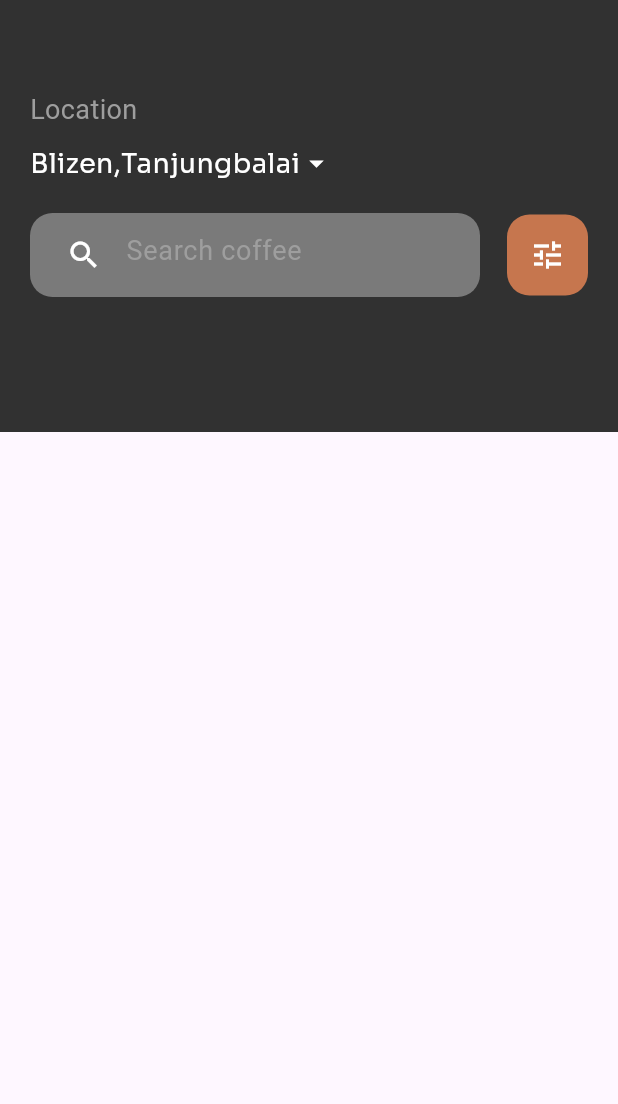
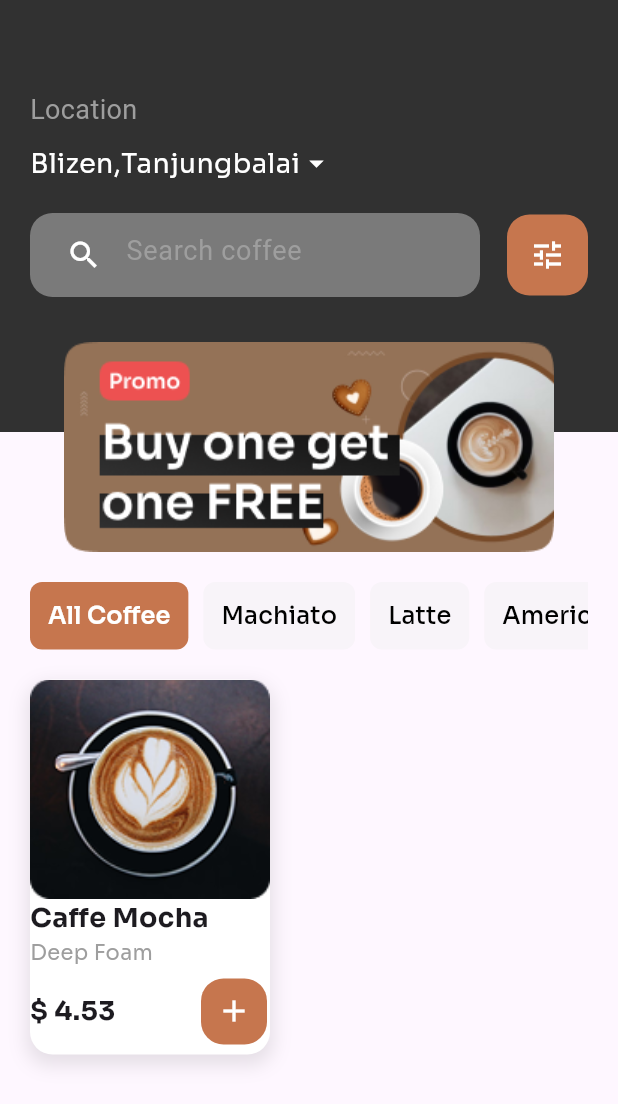
Before and after one commit to OwaisRaza1941/Coffee-App, a Flutter app: the screen it shows after launch, after a tap on "Get Started", on a phone screen of 412 x 824 dp. Shown: the top 1104 px of the screen. Run offline on Flutter 3.47's test engine with Material 3 defaults, Android fonts, the phone set to English and light mode, and no system bars; our stand-ins replace get, google_fonts.

Commit message:
OnBoarding Screen With Home Screen

```diff
--- /dev/null
+++ b/lib/app/components/search_bar.dart
@@ -0,0 +1,25 @@
+import 'package:flutter/material.dart';
+
+Container searchBar() {
+  return Container(
+    width: 300,
+    height: 56,
+    padding: EdgeInsets.symmetric(horizontal: 12, vertical: 12),
+    decoration: BoxDecoration(
+      color: Color.fromARGB(255, 122, 122, 122),
+      borderRadius: BorderRadius.circular(15),
+    ),
+    child: TextField(
+      style: TextStyle(color: Colors.white),
+      cursorColor: Colors.white,
+      decoration: InputDecoration(
+        prefixIcon: Icon(Icons.search, color: Colors.white),
+        hintText: 'Search coffee',
+        hintStyle: TextStyle(fontSize: 18, color: Colors.grey),
+        border: InputBorder.none,
+        enabledBorder: InputBorder.none,
+        focusedBorder: InputBorder.none,
+      ),
+    ),
+  );
+}
--- a/lib/app/constants/styles.dart
+++ b/lib/app/constants/styles.dart
@@ -7,4 +7,9 @@ class Styles {
     fontSize: 30,
     fontWeight: FontWeight.w500,
   );
+
+  static final homeBannerText = GoogleFonts.sora(
+    fontSize: 18,
+    color: Colors.white,
+  );
 }
--- /dev/null
+++ b/lib/app/models/product_model.dart
@@ -0,0 +1,15 @@
+class ProductModel {
+  String imagePath;
+  int startRating;
+  String productName;
+  String productLable;
+  double price;
+
+  ProductModel({
+    required this.imagePath,
+    required this.startRating,
+    required this.productName,
+    required this.price,
+    required this.productLable,
+  });
+}
--- /dev/null
+++ b/lib/app/screens/home_screen.dart
@@ -0,0 +1,98 @@
+import 'package:coffee_app/app/constants/colors.dart';
+import 'package:coffee_app/app/screens/widgets/coffee_category_buttons.dart';
+import 'package:coffee_app/app/screens/widgets/home_header.dart';
+import 'package:coffee_app/app/screens/widgets/icon_button.dart';
+import 'package:flutter/material.dart';
+import 'package:google_fonts/google_fonts.dart';
+
+class HomeScreen extends StatelessWidget {
+  const HomeScreen({super.key});
+
+  @override
+  Widget build(BuildContext context) {
+    return Scaffold(
+      body: SingleChildScrollView(
+        child: Column(
+          crossAxisAlignment: CrossAxisAlignment.start,
+          children: [
+            HomeHeader(),
+            SizedBox(height: 50),
+            Padding(
+              padding: EdgeInsets.only(left: 20, right: 20, top: 50),
+              child: Column(
+                crossAxisAlignment: CrossAxisAlignment.start,
+                children: [
+                  CoffeeCategoryButtons(),
+                  SizedBox(height: 20),
+
+                  Container(
+                    width: 160,
+                    height: 250,
+                    decoration: BoxDecoration(
+                      color: Colors.white,
+                      borderRadius: BorderRadius.circular(15),
+                      boxShadow: [
+                        BoxShadow(
+                          color: Colors.black.withOpacity(0.1), // light shadow
+                          blurRadius: 10, // soft blur
+                          spreadRadius: 2, // little spread
+                          offset: Offset(
+                            0,
+                            5,
+                          ), // vertical shadow below container
+                        ),
+                      ],
+                    ),
+                    child: Column(
+                      crossAxisAlignment: CrossAxisAlignment.start,
+                      children: [
+                        Image.asset(
+                          'assets/images/caffe_mocha.png',
+                          width: 160,
+                          fit: BoxFit.contain,
+                        ),
+                        Text(
+                          'Caffe Mocha',
+                          style: GoogleFonts.sora(
+                            fontSize: 18,
+                            fontWeight: FontWeight.bold,
+                          ),
+                        ),
+                        Text(
+                          'Deep Foam',
+                          style: GoogleFonts.sora(color: Colors.grey),
+                        ),
+                        SizedBox(height: 5),
+                        Row(
+                          mainAxisAlignment: MainAxisAlignment.spaceBetween,
+                          children: [
+                            Text(
+                              '\$ 4.53',
+                              style: GoogleFonts.sora(
+                                fontSize: 18,
+                                fontWeight: FontWeight.bold,
+                              ),
+                            ),
+
+                            IconButtonCustom(
+                              icon: Icon(Icons.add),
+                              forgroundColor: Colors.white,
+                              backgroundColor: AppColors.buttonAndIconColor,
+                              padding: 10,
+                              borderRaduis: 3,
+                              voidCallback: () {},
+                            ),
+                          ],
+                        ),
+                      ],
+                    ),
+                  ),
+                ],
+              ),
+            ),
+          ],
+        ),
+      ),
+    );
+  }
+}
--- a/lib/app/screens/onboarding_screen.dart
+++ b/lib/app/screens/onboarding_screen.dart
@@ -1,6 +1,6 @@
 import 'package:coffee_app/app/constants/styles.dart';
-import 'package:coffee_app/app/screens/widgets/custom_button.dart';
-import 'package:coffee_app/app/screens/widgets/home_screen.dart';
+import 'package:coffee_app/app/screens/home_screen.dart';
+import 'package:coffee_app/app/screens/widgets/elevated_button.dart';
 import 'package:flutter/material.dart';
 import 'package:get/get.dart';
 import 'package:google_fonts/google_fonts.dart';
@@ -46,7 +46,7 @@ class OnBoardingScreen extends StatelessWidget {
 
           Padding(
             padding: EdgeInsets.symmetric(horizontal: 20),
-            child: CustomButton(
+            child: ElevatedButtonCustom(
               buttonText: 'Get Started',
               widht: double.infinity,
               height: 56,
--- /dev/null
+++ b/lib/app/screens/widgets/coffee_category_buttons.dart
@@ -0,0 +1,62 @@
+import 'package:flutter/material.dart';
+import 'package:google_fonts/google_fonts.dart';
+import 'package:coffee_app/app/constants/colors.dart';
+
+class CoffeeCategoryButtons extends StatefulWidget {
+  const CoffeeCategoryButtons({super.key});
+
+  @override
+  State<CoffeeCategoryButtons> createState() => _CoffeeCategoryButtonsState();
+}
+
+class _CoffeeCategoryButtonsState extends State<CoffeeCategoryButtons> {
+  int selectedIndex = 0;
+
+  List<String> categories = ["All Coffee", "Machiato", "Latte", "America"];
+
+  @override
+  Widget build(BuildContext context) {
+    return SizedBox(
+      height: 45,
+      child: ListView.builder(
+        scrollDirection: Axis.horizontal,
+        itemCount: categories.length,
+        itemBuilder: (context, index) {
+          bool isSelected = selectedIndex == index;
+
+          return Padding(
+            padding: EdgeInsets.only(right: 10),
+            child: TextButton(
+              style: TextButton.styleFrom(
+                backgroundColor: isSelected
+                    ? AppColors
+                          .buttonAndIconColor // ✅ Selected
+                    : Color(
+                        0xFFEDEDED,
+                      ).withOpacity(0.35), // ✅ Light Grey (Unselected)
+
+                foregroundColor: Colors.white,
+                shape: RoundedRectangleBorder(
+                  borderRadius: BorderRadius.circular(8),
+                ),
+              ),
+              onPressed: () {
+                setState(() {
+                  selectedIndex = index; // ✅ Update selection
+                });
+              },
+              child: Text(
+                categories[index],
+                style: GoogleFonts.sora(
+                  fontSize: 16,
+                  fontWeight: isSelected ? FontWeight.w600 : null,
+                  color: isSelected ? Colors.white : Colors.black,
+                ),
+              ),
+            ),
+          );
+        },
+      ),
+    );
+  }
+}
--- a/lib/app/screens/widgets/custom_button.dart
+++ b/lib/app/screens/widgets/elevated_button.dart
@@ -1,13 +1,13 @@
 import 'package:coffee_app/app/constants/colors.dart';
 import 'package:flutter/material.dart';
 
-class CustomButton extends StatelessWidget {
+class ElevatedButtonCustom extends StatelessWidget {
   final String buttonText;
   final double widht;
   final double height;
   final VoidCallback voidCallback;
 
-  const CustomButton({
+  const ElevatedButtonCustom({
     required this.buttonText,
     required this.widht,
     required this.height,
--- /dev/null
+++ b/lib/app/screens/widgets/home_header.dart
@@ -0,0 +1,62 @@
+import 'package:coffee_app/app/components/search_bar.dart';
+import 'package:coffee_app/app/constants/colors.dart';
+import 'package:coffee_app/app/constants/styles.dart';
+import 'package:coffee_app/app/screens/widgets/icon_button.dart';
+import 'package:flutter/material.dart';
+
+class HomeHeader extends StatelessWidget {
+  const HomeHeader({super.key});
+
+  @override
+  Widget build(BuildContext context) {
+    return Stack(
+      clipBehavior: Clip.none,
+      alignment: Alignment.bottomCenter,
+      children: [
+        Container(
+          padding: EdgeInsets.only(top: 60, left: 20, right: 20),
+          width: double.infinity,
+          height: 288,
+          decoration: BoxDecoration(color: AppColors.darkGrey),
+          child: Column(
+            crossAxisAlignment: CrossAxisAlignment.start,
+            children: [
+              Text(
+                "Location",
+                style: TextStyle(fontSize: 18, color: Colors.grey),
+              ),
+              SizedBox(height: 10),
+              Row(
+                children: [
+                  Text("Blizen,", style: Styles.homeBannerText),
+                  Text("Tanjungbalai", style: Styles.homeBannerText),
+                  Icon(Icons.arrow_drop_down, size: 22, color: Colors.white),
+                ],
+              ),
+              SizedBox(height: 20),
+              Row(
+                mainAxisAlignment: MainAxisAlignment.spaceBetween,
+                children: [
+                  searchBar(),
+                  IconButtonCustom(
+                    icon: Icon(Icons.tune),
+                    forgroundColor: Colors.white,
+                    backgroundColor: AppColors.buttonAndIconColor,
+                    borderRaduis: 15,
+                    padding: 15,
+                    voidCallback: () {},
+                  ),
+                ],
+              ),
+            ],
+          ),
+        ),
+
+        Positioned(
+          bottom: -80,
+          child: Image.asset('assets/images/Banner.png', fit: BoxFit.contain),
+        ),
+      ],
+    );
+  }
+}
--- a/lib/app/screens/widgets/home_screen.dart
+++ /dev/null
@@ -1,108 +0,0 @@
-import 'package:coffee_app/app/constants/colors.dart';
-import 'package:flutter/material.dart';
-import 'package:google_fonts/google_fonts.dart';
-
-class HomeScreen extends StatelessWidget {
-  const HomeScreen({super.key});
-
-  @override
-  Widget build(BuildContext context) {
-    return Scaffold(
-      body: SingleChildScrollView(
-        child: Column(
-          crossAxisAlignment: CrossAxisAlignment.start,
-          children: [
-            Container(
-              padding: EdgeInsets.only(top: 60, left: 20, right: 20),
-              width: double.infinity,
-              height: 288,
-              decoration: BoxDecoration(color: AppColors.darkGrey),
-              child: Column(
-                crossAxisAlignment: CrossAxisAlignment.start,
-                children: [
-                  Text(
-                    "Location",
-                    style: TextStyle(fontSize: 18, color: Colors.grey),
-                  ),
-
-                  SizedBox(height: 10),
-                  Row(
-                    children: [
-                      Text(
-                        "Blizen,",
-                        style: GoogleFonts.sora(
-                          fontSize: 18,
-                          color: Colors.white,
-                        ),
-                      ),
-                      Text(
-                        "Tanjungbalai",
-                        style: GoogleFonts.sora(
-                          fontSize: 18,
-                          color: Colors.white,
-                        ),
-                      ),
-
-                      Icon(
-                        Icons.arrow_drop_down,
-                        size: 22,
-                        color: Colors.white,
-                      ),
-                    ],
-                  ),
-
-                  SizedBox(height: 20),
-
-                  Row(
-                    mainAxisAlignment: MainAxisAlignment.spaceBetween,
-                    children: [
-                      Container(
-                        width: 300,
-                        height: 56,
-                        padding: EdgeInsets.symmetric(
-                          horizontal: 12,
-                          vertical: 12,
-                        ),
-                        decoration: BoxDecoration(
-                          color: Color.fromARGB(255, 122, 122, 122),
-                          borderRadius: BorderRadius.circular(15),
-                        ),
-                        child: TextField(
-                          style: TextStyle(color: Colors.white),
-                          cursorColor: Colors.white,
-                          decoration: InputDecoration(
-                            prefixIcon: Icon(Icons.search, color: Colors.white),
-                            hintText: 'Search coffee',
-                            hintStyle: TextStyle(
-                              fontSize: 18,
-                              color: Colors.grey,
-                            ),
-                            border: InputBorder.none,
-                            enabledBorder: InputBorder.none,
-                            focusedBorder: InputBorder.none,
-                          ),
-                        ),
-                      ),
-                      IconButton(
-                        style: IconButton.styleFrom(
-                          padding: EdgeInsets.all(15),
-                          foregroundColor: Colors.white,
-                          backgroundColor: AppColors.buttonAndIconColor,
-                          shape: RoundedRectangleBorder(
-                            borderRadius: BorderRadius.circular(15),
-                          ),
-                        ),
-                        onPressed: () {},
-                        icon: Icon(Icons.tune),
-                      ),
-                    ],
-                  ),
-                ],
-              ),
-            ),
-          ],
-        ),
-      ),
-    );
-  }
-}
--- /dev/null
+++ b/lib/app/screens/widgets/icon_button.dart
@@ -0,0 +1,34 @@
+import 'package:flutter/material.dart';
+
+class IconButtonCustom extends StatelessWidget {
+  final Icon icon;
+  final Color forgroundColor;
+  final Color backgroundColor;
+  final double padding;
+  final double borderRaduis;
+  final VoidCallback voidCallback;
+
+  const IconButtonCustom({
+    super.key,
+    required this.icon,
+    required this.forgroundColor,
+    required this.backgroundColor,
+    required this.padding,
+    required this.borderRaduis,
+    required this.voidCallback,
+  });
+
+  @override
+  Widget build(BuildContext context) {
+    return IconButton(
+      style: IconButton.styleFrom(
+        padding: EdgeInsets.all(padding),
+        foregroundColor: forgroundColor,
+        backgroundColor: backgroundColor,
+        shape: RoundedRectangleBorder(borderRadius: BorderRadius.circular(15)),
+      ),
+      onPressed: voidCallback,
+      icon: icon,
+    );
+  }
+}
```
Also changed, not shown: assets/images/caffe_mocha.png (added).
